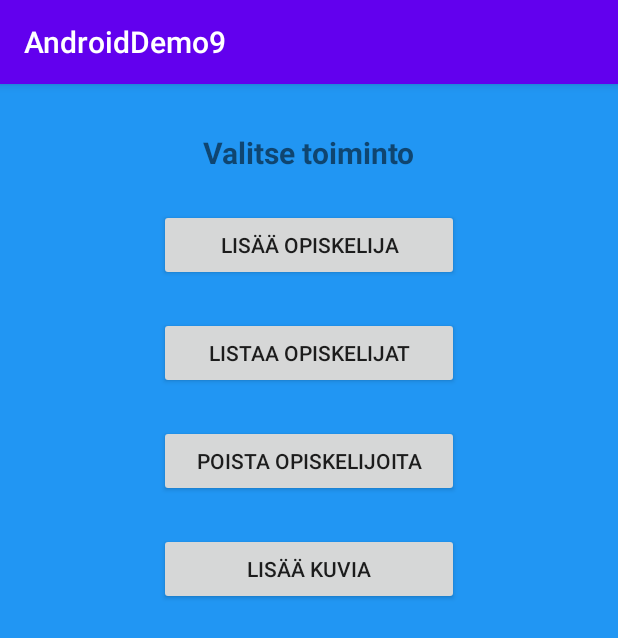
After one commit to kijuku/AndroidDemo9, an Android app: the MainActivity0 screen opened directly, with no data from a screen before it, on a phone screen of 412 x 824 dp. The commit adds this screen. Shown: the top 638 px of the screen. Run offline under Robolectric (Android 15) with nearby library versions, the phone set to English and light mode, and no system bars.

Commit message:
Java + Android ver 0.2

```diff
--- /dev/null
+++ b/app/src/main/java/com/main/androiddemo9/MainActivity0.java
@@ -0,0 +1,34 @@
+package com.main.androiddemo9;
+
+import android.content.Intent;
+import android.support.v7.app.AppCompatActivity;
+import android.os.Bundle;
+import android.view.View;
+
+public class MainActivity0 extends AppCompatActivity {
+
+    @Override
+    protected void onCreate(Bundle savedInstanceState) {
+        super.onCreate(savedInstanceState);
+        setContentView(R.layout.activity_main0);
+    }
+
+    public void switchAddUserActivity(View view){
+        Intent intent = new Intent(this, MainActivity.class );
+        startActivity(intent);
+    }
+    public void switchListUserActivity(View view){
+        Intent intent = new Intent(this, MainActivityListUsers.class );
+        startActivity(intent);
+    }
+
+    public void switchImageAddActivity(View view){
+        Intent intent = new Intent(this, MainActivityListUsers.class );
+        startActivity(intent);
+    }
+
+    public void switchDeleteUserActivity(View view){
+        Intent intent = new Intent(this, MainActivityListUsers.class );
+        startActivity(intent);
+    }
+}
--- a/app/src/main/java/com/main/androiddemo9/MainActivityListUsers.java
+++ b/app/src/main/java/com/main/androiddemo9/MainActivityListUsers.java
@@ -2,6 +2,7 @@ package com.main.androiddemo9;
 
 import android.support.v7.app.AppCompatActivity;
 import android.os.Bundle;
+import android.widget.TextView;
 
 public class MainActivityListUsers extends AppCompatActivity {
 
@@ -9,5 +10,6 @@ public class MainActivityListUsers extends AppCompatActivity {
     protected void onCreate(Bundle savedInstanceState) {
         super.onCreate(savedInstanceState);
         setContentView(R.layout.activity_main_list_users);
+
     }
 }
--- /dev/null
+++ b/app/src/main/res/layout/activity_main0.xml
@@ -0,0 +1,63 @@
+<?xml version="1.0" encoding="utf-8"?>
+<android.support.constraint.ConstraintLayout xmlns:android="http://schemas.android.com/apk/res/android"
+    xmlns:app="http://schemas.android.com/apk/res-auto"
+    xmlns:tools="http://schemas.android.com/tools"
+    android:layout_width="match_parent"
+    android:layout_height="match_parent"
+    android:background="#2196F3"
+    tools:context=".MainActivity0">
+
+    <Button
+        android:id="@+id/button"
+        android:layout_width="200dp"
+        android:layout_height="wrap_content"
+        android:layout_marginTop="24dp"
+        android:onClick="switchListUserActivity"
+        android:text="Listaa opiskelijat"
+        app:layout_constraintEnd_toEndOf="parent"
+        app:layout_constraintStart_toStartOf="parent"
+        app:layout_constraintTop_toBottomOf="@+id/button2" />
+
+    <TextView
+        android:id="@+id/textView"
+        android:layout_width="wrap_content"
+        android:layout_height="wrap_content"
+        android:layout_marginTop="32dp"
+        android:text="Valitse toiminto"
+        android:textSize="20sp"
+        android:textStyle="bold"
+        app:layout_constraintEnd_toEndOf="parent"
+        app:layout_constraintStart_toStartOf="parent"
+        app:layout_constraintTop_toTopOf="parent" />
+
+    <Button
+        android:id="@+id/button2"
+        android:layout_width="200dp"
+        android:layout_height="wrap_content"
+        android:layout_marginTop="24dp"
+        android:onClick="switchAddUserActivity"
+        android:text="Lisää opiskelija"
+        app:layout_constraintEnd_toEndOf="parent"
+        app:layout_constraintStart_toStartOf="parent"
+        app:layout_constraintTop_toBottomOf="@+id/textView" />
+
+    <Button
+        android:id="@+id/button3"
+        android:layout_width="200dp"
+        android:layout_height="wrap_content"
+        android:layout_marginTop="24dp"
+        android:text="Poista opiskelijoita"
+        app:layout_constraintEnd_toEndOf="parent"
+        app:layout_constraintStart_toStartOf="parent"
+        app:layout_constraintTop_toBottomOf="@+id/button" />
+
+    <Button
+        android:id="@+id/button4"
+        android:layout_width="200dp"
+        android:layout_height="wrap_content"
+        android:layout_marginTop="24dp"
+        android:text="Lisää kuvia"
+        app:layout_constraintEnd_toEndOf="parent"
+        app:layout_constraintStart_toStartOf="parent"
+        app:layout_constraintTop_toBottomOf="@+id/button3" />
+</android.support.constraint.ConstraintLayout>
```
Also changed, not shown: app/src/main/AndroidManifest.xml (+9 -0 lines), app/src/main/res/layout/activity_main.xml (+5 -3 lines).
